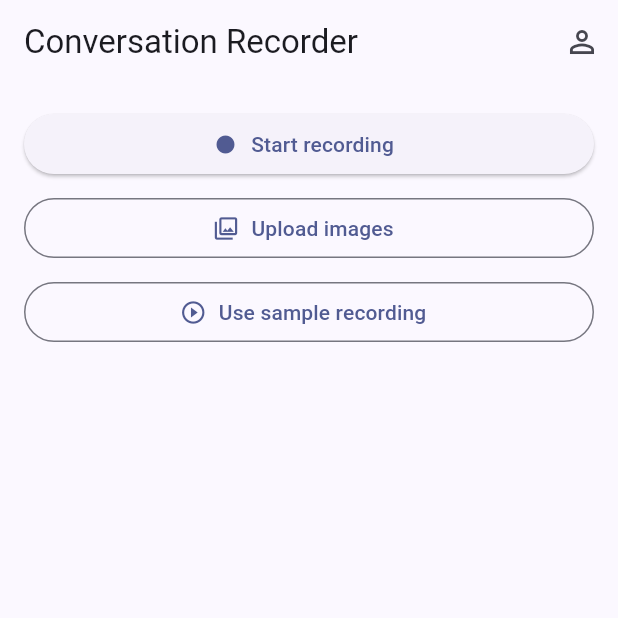
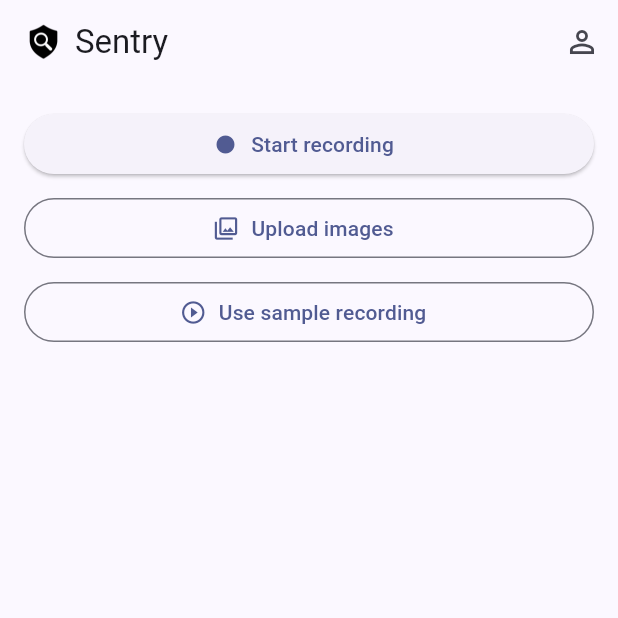
Before and after one commit to ITZXITZX/scam_detector_app, a Flutter app: the screen it shows after launch, on a phone screen of 412 x 824 dp, the top half of it. Run offline on Flutter 3.47's test engine with Material 3 defaults, Android fonts, the light colour scheme and no system bars; our stand-ins replace image_picker, permission_handler, shared_preferences; missing offline and left inert: flutter_foreground_task, flutter_screen_recording_platform_interface; accounts and stored records are empty; network calls fail.

Commit message:
Replace default Flutter Icon with custom Icon

```diff
--- a/lib/main.dart
+++ b/lib/main.dart
@@ -238,7 +238,14 @@ class _RecordingHomePageState extends State<RecordingHomePage> {
         title: GestureDetector(
           behavior: HitTestBehavior.opaque,
           onTap: _handleTitleTap,
-          child: const Text('Conversation Recorder'),
+          child: Row(
+            mainAxisSize: MainAxisSize.min,
+            children: [
+              Image.asset('assets/branding/sentry_logo.png', width: 26),
+              const SizedBox(width: 8),
+              const Text('Sentry'),
+            ],
+          ),
         ),
         actions: [
           IconButton(
--- a/pubspec.yaml
+++ b/pubspec.yaml
@@ -75,6 +75,7 @@ flutter:
   # Sample screen recording used by the debug-only "Use sample recording"
   # button, so the analyze pipeline can be exercised without recording.
   assets:
+    - assets/branding/sentry_logo.png
     - assets/sample/authority-scam-01.mp4
 
   # To add assets to your application, add an assets section, like this:
```
Also changed, not shown: assets/branding/sentry_logo.png (added), 27 other files.
